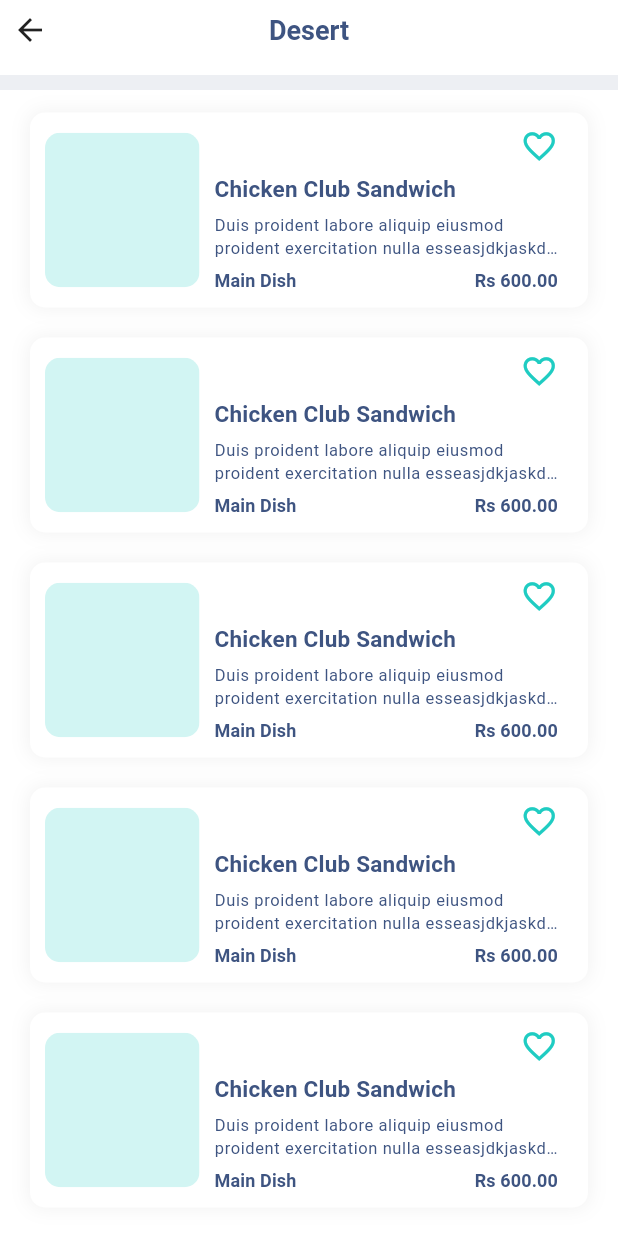
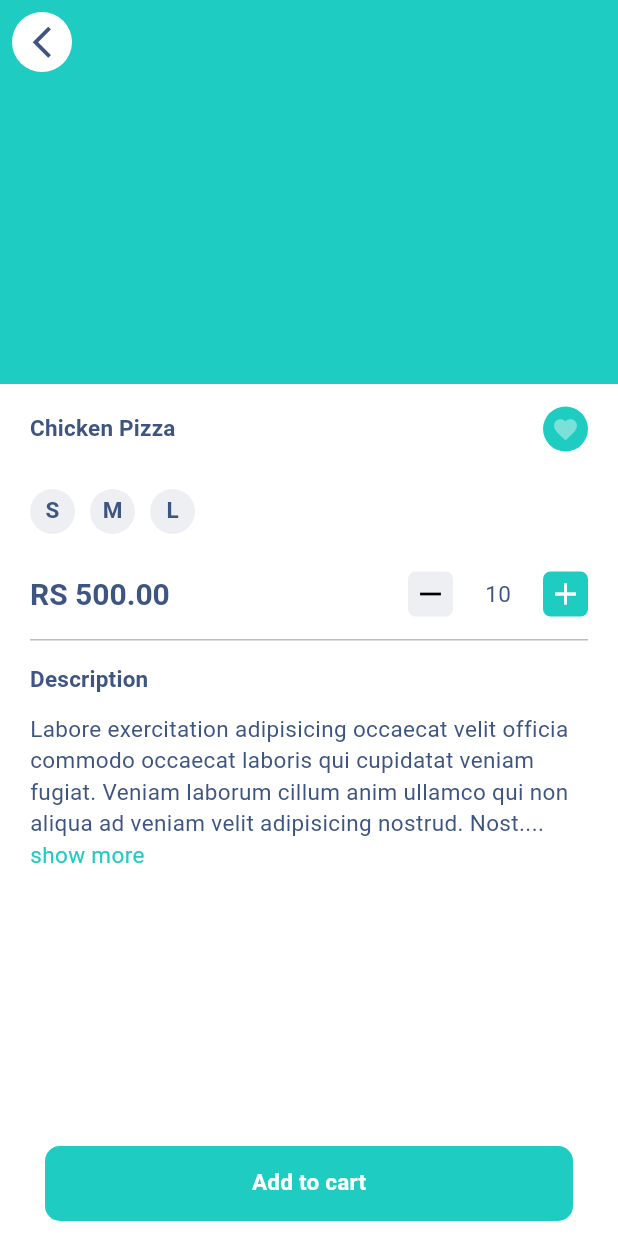
Before and after one commit to DhananjayaFdo/hungryhub, a Flutter app: the screen it shows after launch, on a phone screen of 412 x 824 dp. Run offline on Flutter 3.47's test engine with Material 3 defaults, Android fonts, the phone set to English and light mode, and no system bars.

Commit message:
product screen ui

```diff
--- a/lib/main.dart
+++ b/lib/main.dart
@@ -21,7 +21,7 @@ class _HungryHubState extends State<HungryHub> {
       debugShowCheckedModeBanner: false,
       theme: AppTheme.light,
       // onGenerateRoute: AppRoutes.generatedRoute,
-      home: CategoryScreen(),
+      home: ProductsScreen(),
     );
   }
 }
--- a/lib/src/config/routes/app_routes.dart
+++ b/lib/src/config/routes/app_routes.dart
@@ -8,6 +8,7 @@ class AppRoutes {
   static const String home = "home";
   static const String cart = "cart";
   static const String category = "category";
+  static const String product = "product";
 
   static Route<dynamic> generatedRoute(RouteSettings settings) {
     switch (settings.name) {
@@ -19,6 +20,8 @@ class AppRoutes {
         return NavStyles.nav1(const CartScreen());
       case category:
         return NavStyles.nav1(const CategoryScreen());
+      case product:
+        return NavStyles.nav1(const ProductsScreen());
       default:
         return NavStyles.nav1(const HomeScreen());
     }
--- a/lib/src/core/widgets/back_btn.dart
+++ b/lib/src/core/widgets/back_btn.dart
@@ -1,4 +1,6 @@
 import 'package:flutter/material.dart';
+
+import '../../config/theme/app_theme.dart';
 
 class NavBarBackBtn extends StatelessWidget {
   const NavBarBackBtn({super.key});
@@ -11,7 +13,10 @@ class NavBarBackBtn extends StatelessWidget {
         height: 40,
         width: 40,
         child: Center(
-          child: Icon(Icons.arrow_back),
+          child: Icon(
+            Icons.arrow_back_ios_new_rounded,
+            color: AppTheme.BLUE,
+          ),
         ),
       ),
     );
--- /dev/null
+++ b/lib/src/features/other/screens/product/product.dart
@@ -0,0 +1,19 @@
+import 'package:flutter/material.dart';
+import 'package:hungyhub/src/features/other/screens/product/widgets.dart';
+
+class ProductsScreen extends StatefulWidget {
+  const ProductsScreen({super.key});
+
+  @override
+  State<ProductsScreen> createState() => _ProductsScreenState();
+}
+
+class _ProductsScreenState extends State<ProductsScreen> {
+  @override
+  Widget build(BuildContext context) {
+    return Scaffold(
+      body: Body(),
+      bottomNavigationBar: CartBtn(),
+    );
+  }
+}
--- /dev/null
+++ b/lib/src/features/other/screens/product/widgets.dart
@@ -0,0 +1,4 @@
+export 'widgets/body.dart';
+export 'widgets/sliver_app_bar.dart';
+export 'widgets/details.dart';
+export 'widgets/cart_btn.dart';
--- /dev/null
+++ b/lib/src/features/other/screens/product/widgets/body.dart
@@ -0,0 +1,20 @@
+import 'package:flutter/material.dart';
+import 'package:hungyhub/src/config/theme/app_theme.dart';
+import 'package:hungyhub/src/features/other/screens/product/widgets.dart';
+
+class Body extends StatelessWidget {
+  const Body({super.key});
+
+  @override
+  Widget build(BuildContext context) {
+    return Container(
+      color: AppTheme.white,
+      child: const CustomScrollView(
+        slivers: [
+          CusSliverAppBar(),
+          ProductDetailsView(),
+        ],
+      ),
+    );
+  }
+}
--- /dev/null
+++ b/lib/src/features/other/screens/product/widgets/cart_btn.dart
@@ -0,0 +1,39 @@
+import 'package:flutter/material.dart';
+import 'package:hungyhub/src/config/theme/app_theme.dart';
+
+class CartBtn extends StatelessWidget {
+  const CartBtn({super.key});
+
+  @override
+  Widget build(BuildContext context) {
+    return Column(
+      mainAxisSize: MainAxisSize.min,
+      children: [
+        Container(
+          color: AppTheme.white,
+          child: Padding(
+            padding: const EdgeInsets.only(bottom: 10, left: 30, right: 30, top: 10),
+            child: SafeArea(
+              top: false,
+              child: Container(
+                height: 50,
+                width: double.maxFinite,
+                decoration: BoxDecoration(
+                  borderRadius: BorderRadius.circular(10),
+                  color: Theme.of(context).primaryColor,
+                ),
+                alignment: Alignment.center,
+                child: Text(
+                  'Add to cart',
+                  style: Theme.of(context).textTheme.titleMedium!.copyWith(
+                        color: AppTheme.white,
+                      ),
+                ),
+              ),
+            ),
+          ),
+        ),
+      ],
+    );
+  }
+}
--- /dev/null
+++ b/lib/src/features/other/screens/product/widgets/details.dart
@@ -0,0 +1,319 @@
+import 'package:flutter/gestures.dart';
+import 'package:flutter/material.dart';
+import 'package:hungyhub/src/config/theme/app_theme.dart';
+import 'package:hungyhub/src/core/utils/constants/app_dimensions.dart';
+
+class ProductDetailsView extends StatefulWidget {
+  const ProductDetailsView({super.key});
+
+  @override
+  State<ProductDetailsView> createState() => _ProductDetailsViewState();
+}
+
+class _ProductDetailsViewState extends State<ProductDetailsView> {
+  @override
+  Widget build(BuildContext context) {
+    return SliverList(
+      delegate: SliverChildListDelegate(
+        [
+          const TitleWithFavorite(),
+          const UnitsShower(),
+          const PriceAndCounterShower(),
+          const Description(),
+        ],
+      ),
+    );
+  }
+}
+
+class TitleWithFavorite extends StatelessWidget {
+  const TitleWithFavorite({super.key});
+
+  @override
+  Widget build(BuildContext context) {
+    return const Padding(
+      padding: EdgeInsets.only(
+        top: 15,
+        left: CusDimensions.defaultPaddingSize,
+        right: CusDimensions.defaultPaddingSize,
+      ),
+      child: Row(
+        mainAxisAlignment: MainAxisAlignment.spaceBetween,
+        children: [
+          Title(),
+          FavoriteIcon(),
+        ],
+      ),
+    );
+  }
+}
+
+class Title extends StatelessWidget {
+  const Title({super.key});
+
+  @override
+  Widget build(BuildContext context) {
+    return Text(
+      'Chicken Pizza',
+      style: Theme.of(context).textTheme.titleMedium!.copyWith(),
+    );
+  }
+}
+
+class FavoriteIcon extends StatelessWidget {
+  const FavoriteIcon({super.key});
+
+  @override
+  Widget build(BuildContext context) {
+    return Container(
+      height: 30,
+      width: 30,
+      decoration: BoxDecoration(
+        shape: BoxShape.circle,
+        color: Theme.of(context).primaryColor,
+      ),
+      child: Icon(
+        Icons.favorite,
+        size: 18,
+        color: AppTheme.white.withOpacity(0.4),
+      ),
+    );
+  }
+}
+
+class UnitsShower extends StatefulWidget {
+  const UnitsShower({super.key});
+
+  @override
+  State<UnitsShower> createState() => _UnitsShowerState();
+}
+
+class _UnitsShowerState extends State<UnitsShower> {
+  String selectedUnit = '';
+
+  List units = ['s', 'm', 'l'];
+
+  @override
+  Widget build(BuildContext context) {
+    return Padding(
+      padding: const EdgeInsets.only(
+        top: 25,
+        bottom: 15,
+        left: CusDimensions.defaultPaddingSize,
+        right: CusDimensions.defaultPaddingSize,
+      ),
+      child: Wrap(
+        children: [
+          ...units
+              .map(
+                (e) => Padding(
+                  padding: const EdgeInsets.only(right: 10),
+                  child: GestureDetector(
+                    onTap: () => setState(() => selectedUnit = e),
+                    child: Container(
+                      height: 30,
+                      width: 30,
+                      decoration: BoxDecoration(
+                        color: selectedUnit == e ? Theme.of(context).primaryColor : AppTheme.ASH,
+                        shape: BoxShape.circle,
+                      ),
+                      alignment: Alignment.center,
+                      child: Text(
+                        e.toString().toUpperCase(),
+                        style: Theme.of(context).textTheme.titleMedium!.copyWith(
+                              color: selectedUnit == e ? AppTheme.white : Theme.of(context).textTheme.titleMedium!.color,
+                            ),
+                      ),
+                    ),
+                  ),
+                ),
+              )
+              .toList(),
+        ],
+      ),
+    );
+  }
+}
+
+class PriceAndCounterShower extends StatelessWidget {
+  const PriceAndCounterShower({super.key});
+
+  @override
+  Widget build(BuildContext context) {
+    return const Padding(
+      padding: EdgeInsets.only(
+        top: 10,
+        left: CusDimensions.defaultPaddingSize,
+        right: CusDimensions.defaultPaddingSize,
+      ),
+      child: Column(
+        children: [
+          Row(
+            children: [
+              Price(),
+              Counter(),
+            ],
+          ),
+
+          //? -------------
+          Padding(
+            padding: EdgeInsets.only(top: 15, bottom: 15),
+            child: Divider(color: Colors.black26, height: 1),
+          ),
+        ],
+      ),
+    );
+  }
+}
+
+class Price extends StatelessWidget {
+  const Price({super.key});
+
+  @override
+  Widget build(BuildContext context) {
+    return Expanded(
+      child: Text(
+        "RS 500.00",
+        style: Theme.of(context).textTheme.titleLarge!.copyWith(
+              fontSize: 20,
+            ),
+      ),
+    );
+  }
+}
+
+class Counter extends StatelessWidget {
+  const Counter({super.key});
+
+  @override
+  Widget build(BuildContext context) {
+    return Row(
+      children: [
+        //? --------------
+        CounterBtn(
+          icons: Icons.remove,
+          iconColor: Colors.black,
+          backColor: AppTheme.ASH,
+          onTap: () {},
+        ),
+
+        //? --------------
+        const SizedBox(
+          width: 60,
+          child: Center(
+            child: Text('10'),
+          ),
+        ),
+
+        //? --------------
+        CounterBtn(
+          icons: Icons.add,
+          iconColor: Colors.white,
+          backColor: Theme.of(context).primaryColor,
+          onTap: () {},
+        ),
+      ],
+    );
+  }
+}
+
+class CounterBtn extends StatelessWidget {
+  final IconData icons;
+  final Color iconColor;
+  final Color backColor;
+  final void Function()? onTap;
+  const CounterBtn({
+    super.key,
+    required this.icons,
+    required this.iconColor,
+    required this.backColor,
+    required this.onTap,
+  });
+
+  @override
+  Widget build(BuildContext context) {
+    return GestureDetector(
+      onTap: onTap,
+      child: Container(
+        height: 30,
+        width: 30,
+        alignment: Alignment.center,
+        decoration: BoxDecoration(
+          borderRadius: BorderRadius.circular(5),
+          color: backColor,
+        ),
+        child: Icon(
+          icons,
+          color: iconColor,
+        ),
+      ),
+    );
+  }
+}
+
+class Description extends StatefulWidget {
+  const Description({super.key});
+
+  @override
+  State<Description> createState() => _DescriptionState();
+}
+
+class _DescriptionState extends State<Description> {
+  bool isShowMore = false;
+
+  setLength(String des) {
+    if (des.length < 200) {
+      return des;
+    } else {
+      if (isShowMore) {
+        return des;
+      } else {
+        return "${des.substring(0, 200)}....";
+      }
+    }
+  }
+
+  @override
+  Widget build(BuildContext context) {
+    return Padding(
+      padding: const EdgeInsets.only(
+        left: CusDimensions.defaultPaddingSize,
+        right: CusDimensions.defaultPaddingSize,
+      ),
+      child: Column(
+        crossAxisAlignment: CrossAxisAlignment.start,
+        children: [
+          Padding(
+            padding: const EdgeInsets.only(bottom: 10),
+            child: Text(
+              'Description',
+              style: Theme.of(context).textTheme.titleMedium!.copyWith(),
+            ),
+          ),
+
+          //? -----------
+          RichText(
+            text: TextSpan(
+              style: Theme.of(context).textTheme.bodyMedium!.copyWith(),
+              children: [
+                TextSpan(
+                  text: setLength(
+                      "Labore exercitation adipisicing occaecat velit officia commodo occaecat laboris qui cupidatat veniam fugiat. Veniam laborum cillum anim ullamco qui non aliqua ad veniam velit adipisicing nostrud. Nostrud laborum do est dolore aliquip consequat id. Et ut do minim minim aliqua tempor amet est. Proident excepteur pariatur deserunt cillum velit aliqua incididunt voluptate laborum."),
+                ),
+
+                //? ------
+                TextSpan(
+                  text: isShowMore ? " show less" : " show more",
+                  style: Theme.of(context).textTheme.bodyMedium!.copyWith(
+                        color: Theme.of(context).primaryColor,
+                      ),
+                  recognizer: TapGestureRecognizer()..onTap = () => setState(() => isShowMore = !isShowMore),
+                )
+              ],
+            ),
+          )
+        ],
+      ),
+    );
+  }
+}
--- /dev/null
+++ b/lib/src/features/other/screens/product/widgets/sliver_app_bar.dart
@@ -0,0 +1,57 @@
+import 'package:flutter/material.dart';
+import 'package:hungyhub/src/config/theme/app_theme.dart';
+
+class CusSliverAppBar extends StatelessWidget {
+  const CusSliverAppBar({super.key});
+
+  @override
+  Widget build(BuildContext context) {
+    return SliverAppBar(
+      leading: const BackBtn(),
+      bottom: const AppBarBottom(),
+      backgroundColor: Theme.of(context).primaryColor,
+    );
+  }
+}
+
+class BackBtn extends StatelessWidget {
+  const BackBtn({super.key});
+
+  @override
+  Widget build(BuildContext context) {
+    return Center(
+      child: Container(
+        height: 40,
+        width: 40,
+        decoration: const BoxDecoration(
+          color: AppTheme.white,
+          shape: BoxShape.circle,
+        ),
+        child: const Icon(
+          Icons.arrow_back_ios_new,
+          color: AppTheme.BLUE,
+          size: 25,
+        ),
+      ),
+    );
+  }
+}
+
+class AppBarBottom extends StatefulWidget implements PreferredSizeWidget {
+  const AppBarBottom({super.key});
+
+  @override
+  State<AppBarBottom> createState() => _AppBarBottomState();
+
+  @override
+  Size get preferredSize => const Size(double.maxFinite, 200);
+}
+
+class _AppBarBottomState extends State<AppBarBottom> {
+  @override
+  Widget build(BuildContext context) {
+    return Container(
+      color: Theme.of(context).primaryColor,
+    );
+  }
+}
--- a/lib/src/features/other/screens/screens.dart
+++ b/lib/src/features/other/screens/screens.dart
@@ -1,3 +1,5 @@
 export 'home/home.dart';
 export 'cart/cart.dart';
 export 'category/category.dart';
+export 'search/search.dart';
+export 'product/product.dart';
--- /dev/null
+++ b/lib/src/features/other/screens/search/widgets.dart
@@ -0,0 +1,2 @@
+export 'widgets/search_bar.dart';
+export 'widgets/suggestions_view.dart';
```
Also changed, not shown: lib/src/features/other/screens/search/search.dart (added, +24 -0 lines), lib/src/features/other/screens/search/widgets/search_bar.dart (added, +90 -0 lines), lib/src/features/other/screens/search/widgets/suggestions_view.dart (added, +47 -0 lines).
